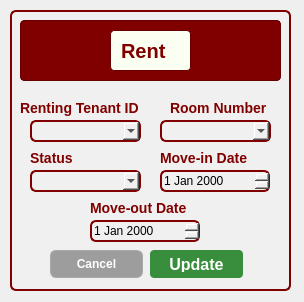
Above: CCC151-Group--BH-Management-System/UI_Files/EditRent.ui from Kris2103/CCC151-Group--BH-Management-System before the change. Below: the same form after it.
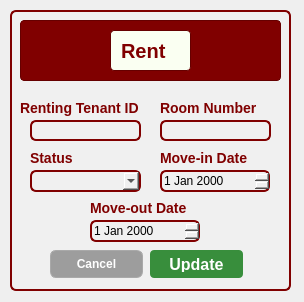
That is the form after the change.

```diff
--- a/CCC151-Group--BH-Management-System/UI_Files/EditRent.ui
+++ b/CCC151-Group--BH-Management-System/UI_Files/EditRent.ui
@@ -176,16 +176,6 @@
      <string>Status</string>
     </property>
    </widget>
-   <widget class="QComboBox" name="RentingTenantIDComboBox">
-    <property name="geometry">
-     <rect>
-      <x>20</x>
-      <y>110</y>
-      <width>111</width>
-      <height>22</height>
-     </rect>
-    </property>
-   </widget>
    <widget class="QLabel" name="label_5">
     <property name="geometry">
      <rect>
@@ -230,20 +220,10 @@
      <string>Renting Tenant ID</string>
     </property>
    </widget>
-   <widget class="QComboBox" name="RoomNumberComboBox">
-    <property name="geometry">
-     <rect>
-      <x>150</x>
-      <y>110</y>
-      <width>111</width>
-      <height>22</height>
-     </rect>
-    </property>
-   </widget>
    <widget class="QLabel" name="label_3">
     <property name="geometry">
      <rect>
-      <x>160</x>
+      <x>150</x>
       <y>90</y>
       <width>101</width>
       <height>16</height>
@@ -294,6 +274,26 @@
      <string>Move-out Date</string>
     </property>
    </widget>
+   <widget class="QLineEdit" name="RentingTenantLineEdit">
+    <property name="geometry">
+     <rect>
+      <x>20</x>
+      <y>110</y>
+      <width>111</width>
+      <height>21</height>
+     </rect>
+    </property>
+   </widget>
+   <widget class="QLineEdit" name="RoomNumberLineEdit">
+    <property name="geometry">
+     <rect>
+      <x>150</x>
+      <y>110</y>
+      <width>111</width>
+      <height>21</height>
+     </rect>
+    </property>
+   </widget>
   </widget>
  </widget>
  <resources/>
```
